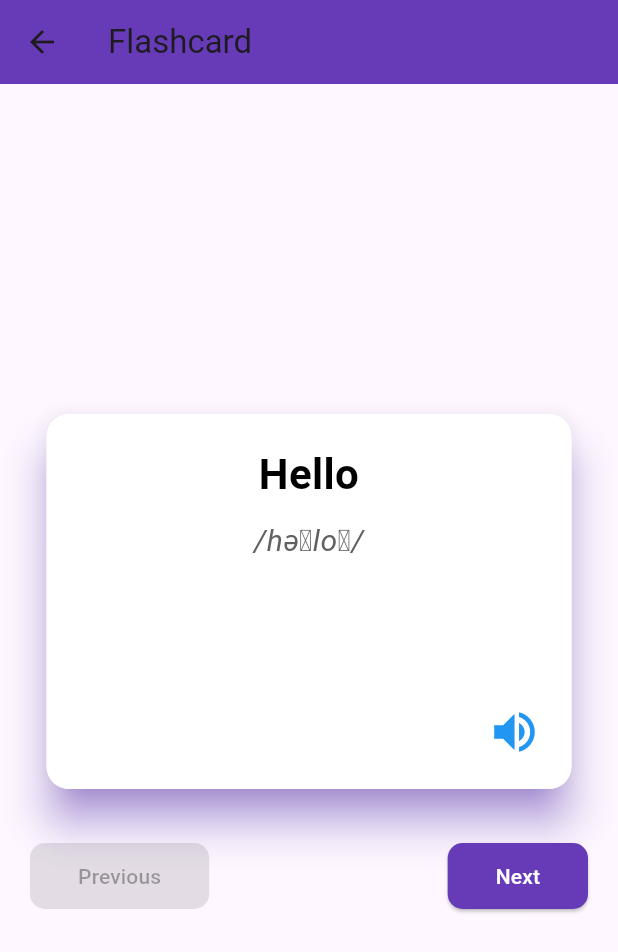
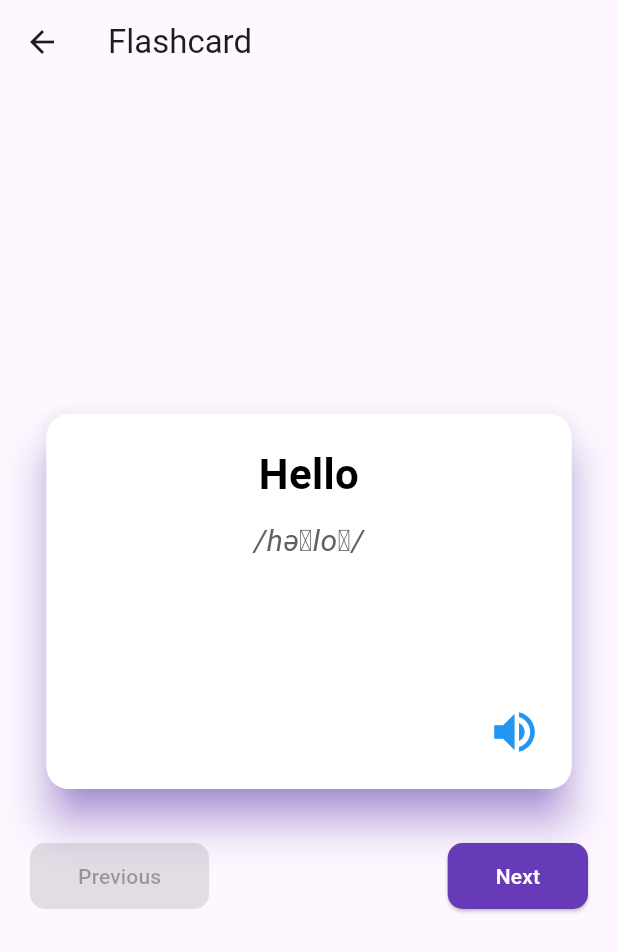
Before and after one commit to KTPx4/Flutter_quizlet_app, a Flutter app: the HomePage screen opened directly, after a tap on "Flashcard", on a phone screen of 412 x 824 dp. Shown: the top 952 px of the screen. Run offline on Flutter 3.47's test engine with Material 3 defaults, Android fonts, the phone set to English and light mode, and no system bars; drawn by our look-alikes of flip_card; our stand-ins replace flutter_tts, mask_text_input_formatter, shared_preferences; accounts and stored records are empty; project files that could hold a hidden picture were left out.

```diff
--- a/client_app/lib/main.dart
+++ b/client_app/lib/main.dart
@@ -9,6 +9,7 @@ import 'package:client_app/page/account/ProfilePage.dart';
 import 'package:client_app/page/account/RegisterPage.dart';
 // import 'package:client_app/page/account/ScreenAuth.dart';
 import 'package:client_app/page/page1.dart';
+import 'package:client_app/pages/home_page.dart';
 import 'package:flutter/foundation.dart';
 import 'package:flutter/material.dart';
 
@@ -57,7 +58,7 @@ class _MyAppState extends State<MyApp> {
         switch(name)
         {
           case "/":
-            return MaterialPageRoute(builder: (bd)=> AuthPage(page: ProfilePage(),));
+            return MaterialPageRoute(builder: (bd)=> AuthPage(page: HomePage(),));
           case "/account/register":
             return MaterialPageRoute(builder: (bd)=> canRegister(page: const TestPage(),));
           case "/account/forgot":
--- a/client_app/lib/pages/community_page.dart
+++ b/client_app/lib/pages/community_page.dart
@@ -1,10 +1,10 @@
 import 'package:flutter/material.dart';
 
 class CommunityPage extends StatelessWidget {
-  final String subjectName;
+  final String catName;
 
-  // This constructor cannot be const because it is initialized at runtime
-  CommunityPage({Key? key, required this.subjectName}) : super(key: key);
+
+  CommunityPage({Key? key, required this.catName}) : super(key: key);
 
   @override
   Widget build(BuildContext context) {
--- a/client_app/lib/pages/flashcard_page.dart
+++ b/client_app/lib/pages/flashcard_page.dart
@@ -4,8 +4,8 @@ import 'package:flutter_tts/flutter_tts.dart';
 import 'package:client_app/values/flashcard_data.dart';
 
 
-class FlashcardPage extends StatefulWidget {  // Đã đổi tên class từ MyApp thành FlashcardPage
-  const FlashcardPage({super.key, required String subjectName});
+class FlashcardPage extends StatefulWidget {
+  const FlashcardPage({super.key, required String catName});
 
   @override
   State<FlashcardPage> createState() => _FlashcardPageState();
@@ -14,7 +14,7 @@ class FlashcardPage extends StatefulWidget {  // Đã đổi tên class từ MyA
 class _FlashcardPageState extends State<FlashcardPage> {
   final FlutterTts flutterTts = FlutterTts();
   final List<Map<String, String>> _data = FlashcardData.flashcards;
-  int _currentIndex = 0;
+  int _currIdx = 0;
 
   @override
   void initState() {
@@ -33,7 +33,7 @@ class _FlashcardPageState extends State<FlashcardPage> {
     return Scaffold(
       appBar: AppBar(
         title: Text('Flashcard'),
-        backgroundColor: Colors.deepPurple,
+        // backgroundColor: Colors.deepPurple,
       ),
       body: Center(
         child: Column(
@@ -41,10 +41,10 @@ class _FlashcardPageState extends State<FlashcardPage> {
           children: <Widget>[
             FlipCard(
               direction: FlipDirection.HORIZONTAL,
-              front: buildCardFace(),
-              back: buildCardBack(),
+              front: FrontCard(),
+              back: BackCard(),
             ),
-            SizedBox(height: 30), // Adds spacing between the card and the buttons
+            SizedBox(height: 30),
             navigationButtons(),
           ],
         ),
@@ -52,8 +52,8 @@ class _FlashcardPageState extends State<FlashcardPage> {
     );
   }
 
-  Widget buildCardFace() {
-  var currentCard = _data[_currentIndex];
+  Widget FrontCard() {
+  var currCard = _data[_currIdx];
   return Card(
     elevation: 12,
     shadowColor: Colors.deepPurpleAccent,
@@ -69,15 +69,15 @@ class _FlashcardPageState extends State<FlashcardPage> {
       child: Column(
         mainAxisAlignment: MainAxisAlignment.center,
         children: <Widget>[
-          Text(currentCard['word']!,
-              textAlign: TextAlign.center, // Đảm bảo văn bản được căn giữa
+          Text(currCard['word']!,
+              textAlign: TextAlign.center,
               style: TextStyle(
                   fontSize: 28,
                   color: Colors.black,
                   fontWeight: FontWeight.bold)),
           SizedBox(height: 10),
-          Text(currentCard['phonetic']!,
-              textAlign: TextAlign.center, // Đảm bảo văn bản được căn giữa
+          Text(currCard['phonetic']!,
+              textAlign: TextAlign.center,
               style: TextStyle(
                   fontSize: 20,
                   color: Colors.grey[700],
@@ -86,7 +86,7 @@ class _FlashcardPageState extends State<FlashcardPage> {
           Align(
             alignment: Alignment.bottomRight,
             child: InkWell(
-              onTap: () => _speak(currentCard['word']!),
+              onTap: () => _speak(currCard['word']!),
               child: Icon(Icons.volume_up, size: 36, color: Colors.blue),
             ),
           ),
@@ -96,8 +96,8 @@ class _FlashcardPageState extends State<FlashcardPage> {
   );
 }
 
-Widget buildCardBack() {
-  var currentCard = _data[_currentIndex];
+Widget BackCard() {
+  var currCard = _data[_currIdx];
   return Card(
     elevation: 12,
     shadowColor: Colors.deepPurpleAccent,
@@ -111,10 +111,10 @@ Widget buildCardBack() {
         borderRadius: BorderRadius.circular(15),
       ),
       child: Column(
-        mainAxisAlignment: MainAxisAlignment.center, // Căn giữa nội dung trong Column
+        mainAxisAlignment: MainAxisAlignment.center,
         children: <Widget>[
-          Text(currentCard['translation']!,
-              textAlign: TextAlign.center, // Đảm bảo văn bản được căn giữa trên card
+          Text(currCard['translation']!,
+              textAlign: TextAlign.center,
               style: TextStyle(fontSize: 24, color: Colors.black)),
         ],
       ),
@@ -125,22 +125,22 @@ Widget buildCardBack() {
 
   Widget navigationButtons() {
     return Container(
-      margin: EdgeInsets.symmetric(horizontal: 20.0), // Thêm lề cho Row
+      margin: EdgeInsets.symmetric(horizontal: 20.0),
       child: Row(
         mainAxisAlignment: MainAxisAlignment.spaceBetween,
         children: <Widget>[
           ElevatedButton(
             style: ElevatedButton.styleFrom(
-              backgroundColor: Colors.deepPurple, // Màu nền cho nút
-              foregroundColor: Colors.white, // Màu chữ
+              backgroundColor: Colors.deepPurple,
+              foregroundColor: Colors.white,
               padding: EdgeInsets.symmetric(horizontal: 32, vertical: 12),
               shape: RoundedRectangleBorder(
-                // Chỉnh hình dạng nút
-                borderRadius: BorderRadius.circular(10), // Bán kính góc bo tròn
+
+                borderRadius: BorderRadius.circular(10),
               ),
             ),
-            onPressed: _currentIndex > 0
-                ? () => setState(() => _currentIndex--)
+            onPressed: _currIdx > 0
+                ? () => setState(() => _currIdx--)
                 : null,
             child: Text('Previous'),
           ),
@@ -154,8 +154,8 @@ Widget buildCardBack() {
                 borderRadius: BorderRadius.circular(10), // Bán kính góc bo tròn
               ),
             ),
-            onPressed: _currentIndex < _data.length - 1
-                ? () => setState(() => _currentIndex++)
+            onPressed: _currIdx < _data.length - 1
+                ? () => setState(() => _currIdx++)
                 : null,
             child: Text('Next'),
           ),
--- a/client_app/lib/pages/home_page.dart
+++ b/client_app/lib/pages/home_page.dart
@@ -2,30 +2,31 @@ import 'package:client_app/pages/community_page.dart';
 import 'package:client_app/pages/flashcard_page.dart';
 import 'package:client_app/pages/quiz_page.dart';
 import 'package:client_app/pages/vocab_page.dart';
+import 'package:flutter/foundation.dart';
 import 'package:flutter/material.dart';
 
-class Subject {
-  final String subjectName;
-  final String subjectImage;
+class Category {
+  final String catName;
+  final String catImage;
 
-  Subject(this.subjectName, this.subjectImage);
+  Category(this.catName, this.catImage);
 }
 
 class HomePage extends StatelessWidget {
   HomePage({Key? key}) : super(key: key);
 
-  final List<Subject> subjects = [
-    Subject('Flashcard', 'assets/images/cards.png'),
-    Subject('Quiz', 'assets/images/answer.png'),
-    Subject('Vocab', 'assets/images/dictionary.png'),
-    Subject('Community', 'assets/images/community.png'),
-    // Add more subjects here...
+  final List<Category> categories = [
+    Category('Flashcard', 'assets/images/cards.png'),
+    Category('Quiz', 'assets/images/answer.png'),
+    Category('Vocab', 'assets/images/dictionary.png'),
+    Category('Community', 'assets/images/community.png'),
+
   ];
 
   @override
   Widget build(BuildContext context) {
     return Scaffold(
-      // backgroundColor: Colors.grey[300],
+
       body: Stack(
         children: [
           Container(
@@ -94,11 +95,7 @@ class HomePage extends StatelessWidget {
                     ],
                   ),
                 ),
-                // SizedBox(height: 20),
-                // Text(
-                //   "Alright",
-                //   style: TextStyle(fontSize: 30),
-                // ),
+
               ],
             ),
           ),
@@ -107,20 +104,20 @@ class HomePage extends StatelessWidget {
                 top: 230,
                 left: 20,
                 right:
-                    20), // Offset the grid view by the height of the top container
+                    20),
             child: GridView.builder(
               padding:
-                  EdgeInsets.zero, // Adjust padding to remove default padding
+                  EdgeInsets.zero,
               gridDelegate: SliverGridDelegateWithFixedCrossAxisCount(
                 crossAxisCount: 2,
-                crossAxisSpacing: 10, // Horizontal space between cells
-                mainAxisSpacing: 10, // Vertical space between cells
+                crossAxisSpacing: 10,
+                mainAxisSpacing: 10,
                 childAspectRatio: 0.9,
               ),
-              itemCount: subjects.length,
+              itemCount: categories.length,
               itemBuilder: (BuildContext context, int index) {
                 return Padding(
-                  padding: const EdgeInsets.all(8.0),
+                  padding: const EdgeInsets.all(8),
                   child: Container(
                     decoration: BoxDecoration(
                       borderRadius: BorderRadius.circular(20),
@@ -128,21 +125,21 @@ class HomePage extends StatelessWidget {
                       boxShadow: [
                         BoxShadow(
                           color: Colors.black.withOpacity(.1),
-                          blurRadius: 4.0,
+                          blurRadius: 4,
                           spreadRadius: .05,
                         ),
                       ],
                     ),
                     child: InkWell(
                       onTap: () {
-                        final subject = subjects[index];
-                        switch (subject.subjectName) {
+                        final category = categories[index];
+                        switch (category.catName) {
                           case 'Flashcard':
                             Navigator.push(
                               context,
                               MaterialPageRoute(
                                   builder: (context) => FlashcardPage(
-                                      subjectName: subject.subjectName)),
+                                      catName: category.catName)),
                             );
                             break;
                           case 'Quiz':
@@ -150,7 +147,7 @@ class HomePage extends StatelessWidget {
                               context,
                               MaterialPageRoute(
                                   builder: (context) => QuizPage(
-                                      subjectName: subject.subjectName)),
+                                      catName: category.catName)),
                             );
                             break;
                           case 'Vocab':
@@ -158,7 +155,7 @@ class HomePage extends StatelessWidget {
                               context,
                               MaterialPageRoute(
                                   builder: (context) => VocabPage(
-                                      subjectName: subject.subjectName)),
+                                      catName: category.catName)),
                             );
                             break;
                           case 'Community':
@@ -166,7 +163,7 @@ class HomePage extends StatelessWidget {
                               context,
                               MaterialPageRoute(
                                   builder: (context) => CommunityPage(
-                                      subjectName: subject.subjectName)),
+                                      catName: category.catName)),
                             );
                             break;
                           default:
@@ -185,14 +182,14 @@ class HomePage extends StatelessWidget {
                         mainAxisAlignment: MainAxisAlignment.center,
                         children: [
                           Image.asset(
-                            subjects[index].subjectImage,
+                            categories[index].catImage,
                             fit: BoxFit.cover,
                             height: 70,
                             width: 70,
                           ),
                           SizedBox(height: 15),
                           Text(
-                            subjects[index].subjectName,
+                            categories[index].catName,
                             style: TextStyle(
                                 fontSize: 20, fontWeight: FontWeight.bold),
                           ),
--- a/client_app/lib/values/flashcard_data.dart
+++ b/client_app/lib/values/flashcard_data.dart
@@ -4,5 +4,12 @@ class FlashcardData {
     {'word': 'Goodbye', 'phonetic': '/ɡʊdˈbaɪ/', 'translation': 'Tạm biệt'},
     {'word': 'Thank you', 'phonetic': '/ˈθæŋk juː/', 'translation': 'Cảm ơn'},
     {'word': 'Please', 'phonetic': '/pliːz/', 'translation': 'Làm ơn'},
+    {'word': 'Attractive', 'phonetic': '/əˈtræktɪv/', 'translation': 'quyến rũ'},
+    {'word': 'Brave', 'phonetic': '/breɪv/', 'translation': 'can đảm'},
+    {'word': 'Confident	', 'phonetic': '/ˈkɑnfədənt/', 'translation': 'tự tin'},
+    {'word': 'Energetic', 'phonetic': '/ɛnərˈʤɛtɪk/', 'translation': 'tràn đầy năng lượng'},
+    {'word': 'Funny', 'phonetic': '/ˈfʌni/', 'translation': 'hài hước'},
+    {'word': 'Generous', 'phonetic': '/ˈʤɛnərəs/', 'translation': 'hào phóng'},
+    {'word': 'Lazy', 'phonetic': '//ˈleɪzi/', 'translation': 'lười biếng'},
   ];
 }
```
Also changed, not shown: client_app/lib/pages/check_answers_page.dart (added, +38 -0 lines), client_app/lib/pages/landing_page.dart (+1 -6 lines), client_app/lib/pages/quiz_page.dart (+102 -5 lines), client_app/lib/pages/result_page.dart (added, +69 -0 lines), client_app/lib/pages/vocab_page.dart (+3 -4 lines), client_app/lib/values/quiz_data.dart (added, +64 -0 lines), client_app/pubspec.lock, 1 other file.
